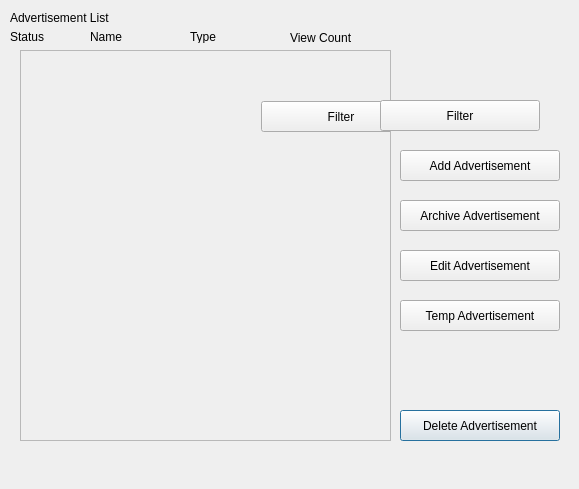
Old version of the form UI/AdvertisementsDialog.ui in the repository jordynmarlow/SoftwareEngineering.
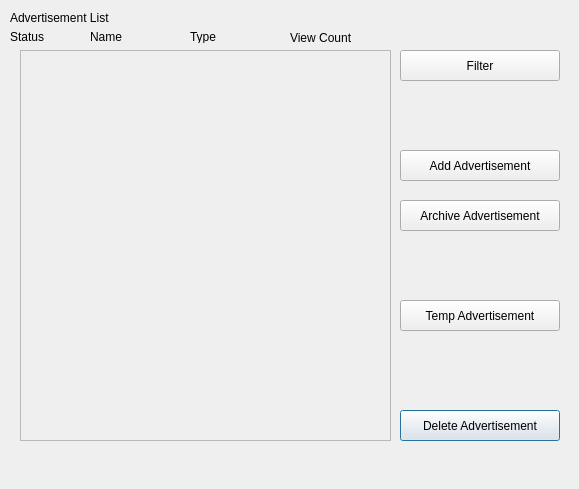
New version of the form.

Patch:
```diff
--- a/UI/AdvertisementsDialog.ui
+++ b/UI/AdvertisementsDialog.ui
@@ -73,19 +73,6 @@
       <height>389</height>
      </rect>
     </property>
-    <widget class="QPushButton" name="filter_advertisements_bt">
-     <property name="geometry">
-      <rect>
-       <x>240</x>
-       <y>50</y>
-       <width>160</width>
-       <height>31</height>
-      </rect>
-     </property>
-     <property name="text">
-      <string>Filter</string>
-     </property>
-    </widget>
    </widget>
   </widget>
   <widget class="QPushButton" name="add_advertisement_bt">
@@ -127,32 +114,6 @@
     <string>Archive Advertisement</string>
    </property>
   </widget>
-  <widget class="QPushButton" name="edit_advertisement_bt">
-   <property name="geometry">
-    <rect>
-     <x>400</x>
-     <y>250</y>
-     <width>160</width>
-     <height>31</height>
-    </rect>
-   </property>
-   <property name="text">
-    <string>Edit Advertisement</string>
-   </property>
-  </widget>
-  <widget class="QPushButton" name="filter_advertisements_bt">
-   <property name="geometry">
-    <rect>
-     <x>380</x>
-     <y>100</y>
-     <width>160</width>
-     <height>31</height>
-    </rect>
-   </property>
-   <property name="text">
-    <string>Filter</string>
-   </property>
-  </widget>
   <widget class="QLabel" name="label_4">
    <property name="geometry">
     <rect>
@@ -192,6 +153,19 @@
     <string>Temp Advertisement</string>
    </property>
   </widget>
+  <widget class="QPushButton" name="filter_advertisements_bt">
+   <property name="geometry">
+    <rect>
+     <x>400</x>
+     <y>50</y>
+     <width>160</width>
+     <height>31</height>
+    </rect>
+   </property>
+   <property name="text">
+    <string>Filter</string>
+   </property>
+  </widget>
  </widget>
  <resources/>
  <connections/>
```
Left out of the diff: 4 changed lines with no effect on the pictures.
